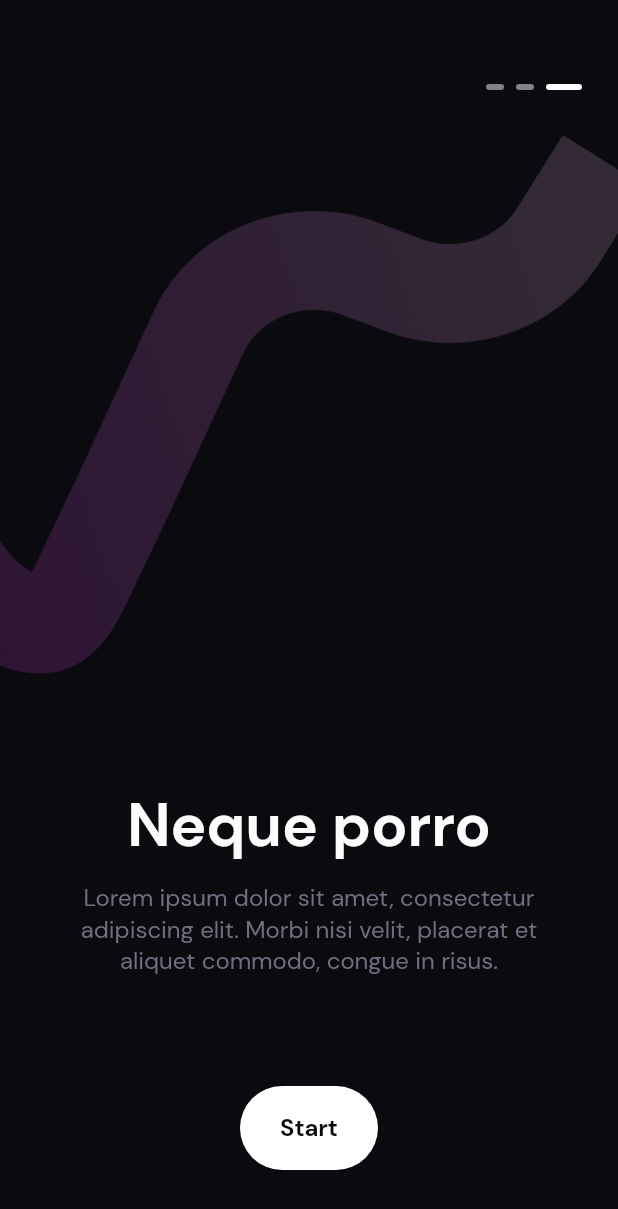
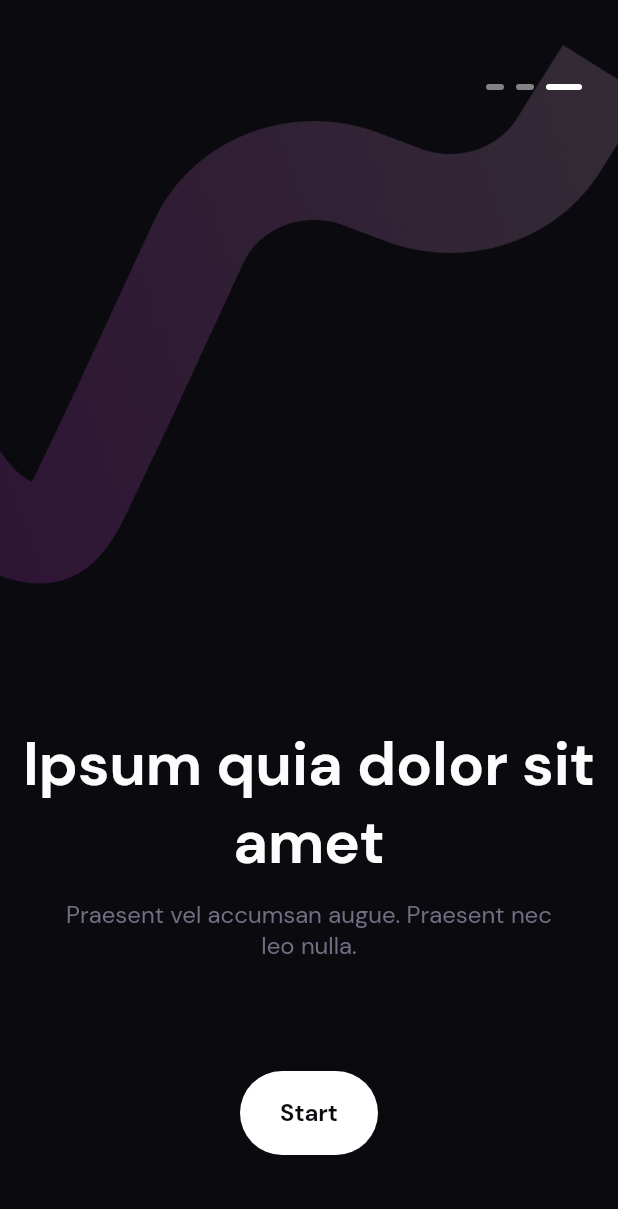
Before and after one commit to Abbie-n/flutter_challenge, a Flutter app: the screen it shows after launch, after a tap on "Skip", on a phone screen of 412 x 824 dp. Shown: the top 1209 px of the screen. Run offline on Flutter 3.47's test engine with Material 2 defaults, Android fonts, the phone set to English and light mode, and no system bars; our stand-ins replace bloc, equatable.

Commit message:
Made screen responsive to wider screens

```diff
--- a/lib/features/onboarding/presentation/pages/onboarding.dart
+++ b/lib/features/onboarding/presentation/pages/onboarding.dart
@@ -1,7 +1,6 @@
 import 'package:flutter/material.dart';
 import 'package:flutter/services.dart';
 import 'package:flutter_challenge/features/onboarding/presentation/widgets/onboarding_widget.dart';
-import 'package:flutter_challenge/shared/shared.dart';
 
 class OnboardingScreen extends StatelessWidget {
   const OnboardingScreen({Key? key}) : super(key: key);
@@ -11,6 +10,7 @@ class OnboardingScreen extends StatelessWidget {
     return const AnnotatedRegion<SystemUiOverlayStyle>(
       value: SystemUiOverlayStyle.light,
       child: Scaffold(
+        resizeToAvoidBottomInset: true,
         body: OnboardingWidget(),
       ),
     );
--- a/lib/features/onboarding/presentation/widgets/onboarding_widget.dart
+++ b/lib/features/onboarding/presentation/widgets/onboarding_widget.dart
@@ -23,12 +23,121 @@ class _OnboardingWidgetState extends State<OnboardingWidget> {
   void jumpToLast() => setState(() {
         index = 3;
       });
+
+  final List<String> titles = [
+    'Neque porro',
+    'Quisquam est qui dolorem',
+    'Ipsum quia dolor sit amet',
+  ];
+
+  final List<String> subtitles = [
+    'Lorem ipsum dolor sit amet, consectetur adipiscing elit. Morbi nisi velit, placerat et aliquet commodo, congue in risus.',
+    'Duis tristique sapien non leo bibendum, nec viverra sem mollis',
+    'Praesent vel accumsan augue. Praesent nec leo nulla.',
+  ];
+
   @override
   Widget build(BuildContext context) {
-    return Column(
-      crossAxisAlignment: CrossAxisAlignment.center,
+    return Stack(
       children: [
-        Padding(
+        SizedBox(
+          height: MediaQuery.of(context).size.height - 54,
+        ),
+        Positioned(
+          bottom: 0,
+          width: MediaQuery.of(context).size.width,
+          child: Column(
+            children: [
+              Align(
+                alignment: Alignment.bottomCenter,
+                child: Styles.bold(
+                  titles[index - 1],
+                  fontSize: 40,
+                  textAlign: TextAlign.center,
+                ),
+              ),
+              const YMargin(12),
+              Center(
+                child: Padding(
+                  padding: const EdgeInsets.symmetric(horizontal: 31),
+                  child: Styles.regular(
+                    subtitles[index - 1],
+                    fontSize: 16,
+                    color: AppColors.minTextColor,
+                    textAlign: TextAlign.center,
+                  ),
+                ),
+              ),
+              const YMargin(73),
+              if (index < maxLength!)
+                Container(
+                  width: 154,
+                  height: 64,
+                  padding: const EdgeInsets.all(20),
+                  margin: const EdgeInsets.symmetric(horizontal: 110),
+                  decoration: BoxDecoration(
+                    borderRadius: BorderRadius.circular(16),
+                    color: AppColors.darkPurple,
+                  ),
+                  child: Row(
+                    mainAxisAlignment: MainAxisAlignment.spaceBetween,
+                    children: [
+                      InkWell(
+                        onTap: () => onPrevious(),
+                        child: Image.asset(
+                          Constants.leftIcon,
+                          scale: 3.5,
+                          color: index == 1 ? AppColors.purple : null,
+                        ),
+                      ),
+                      Container(
+                        width: 2,
+                        height: 24,
+                        decoration: BoxDecoration(
+                          borderRadius: BorderRadius.circular(2),
+                          color: AppColors.purple,
+                        ),
+                      ),
+                      InkWell(
+                        onTap: () => onNext(),
+                        child: Image.asset(
+                          Constants.rightIcon,
+                          scale: 3.5,
+                          color: index == 3 ? AppColors.purple : null,
+                        ),
+                      ),
+                    ],
+                  ),
+                )
+              else
+                Container(
+                  margin: const EdgeInsets.symmetric(horizontal: 110),
+                  child: CustomButton(
+                    fontSize: 18,
+                    function: () => jumpToLast(),
+                    hasText: true,
+                    height: 56,
+                    width: 92,
+                    text: 'Start',
+                    buttonColor: AppColors.white,
+                    textColor: AppColors.primaryColor,
+                    horizontalPadding: 14,
+                  ),
+                ),
+            ],
+          ),
+        ),
+        ListView(
+          shrinkWrap: true,
+          children: [
+            const YMargin(30),
+            Image.asset('${Constants.bgIcon}$index'.toPng),
+          ],
+        ),
+        Positioned(
+          top: 0,
+          width: MediaQuery.of(context).size.width,
+          child: Padding(
             padding: const EdgeInsets.only(
               top: 44,
               right: 24,
@@ -59,82 +168,7 @@ class _OnboardingWidgetState extends State<OnboardingWidget> {
               ],
             ),
           ),
-        const YMargin(30),
-        Image.asset('${Constants.bgIcon}$index'.toPng),
-        Expanded(
-          child: Align(
-            alignment: Alignment.bottomCenter,
-            child: Styles.bold(
-              'Neque porro',
-              fontSize: 40,
         ),
-          ),
-        ),
-        const YMargin(12),
-        Center(
-          child: Padding(
-            padding: const EdgeInsets.symmetric(horizontal: 31),
-            child: Styles.regular(
-              'Lorem ipsum dolor sit amet, consectetur adipiscing elit. Morbi nisi velit, placerat et aliquet commodo, congue in risus.',
-              fontSize: 16,
-              color: AppColors.minTextColor,
-              textAlign: TextAlign.center,
-            ),
-          ),
-        ),
-        const YMargin(73),
-        if (index < maxLength!)
-          Container(
-            width: 154,
-            height: 64,
-            padding: const EdgeInsets.all(20),
-            decoration: BoxDecoration(
-              borderRadius: BorderRadius.circular(16),
-              color: AppColors.darkPurple,
-            ),
-            child: Row(
-              mainAxisAlignment: MainAxisAlignment.spaceBetween,
-              children: [
-                GestureDetector(
-                  onTap: () => onPrevious(),
-                  child: Image.asset(
-                    Constants.leftIcon,
-                    scale: 3.5,
-                    color: index == 1 ? AppColors.purple : null,
-                  ),
-                ),
-                Container(
-                  width: 2,
-                  height: 24,
-                  decoration: BoxDecoration(
-                    borderRadius: BorderRadius.circular(2),
-                    color: AppColors.purple,
-                  ),
-                ),
-                GestureDetector(
-                  onTap: () => onNext(),
-                  child: Image.asset(
-                    Constants.rightIcon,
-                    scale: 3.5,
-                    color: index == 3 ? AppColors.purple : null,
-                  ),
-                ),
-              ],
-            ),
-          )
-        else
-          CustomButton(
-            fontSize: 18,
-            function: () => jumpToLast(),
-            hasText: true,
-            height: 56,
-            width: 92,
-            text: 'Start',
-            buttonColor: AppColors.white,
-            textColor: AppColors.primaryColor,
-            horizontalPadding: 14,
-          ),
-        const YMargin(44),
       ],
     );
   }
--- a/lib/shared/texts.dart
+++ b/lib/shared/texts.dart
@@ -47,9 +47,11 @@ class Styles {
     String text, {
     double? fontSize,
     Color? color,
+    TextAlign? textAlign,
   }) {
     return Text(
       text,
+      textAlign: textAlign,
       style: TextStyle(
         fontSize: fontSize,
         fontWeight: FWt.bold,
```
Lines whose indentation alone changed are shown as unchanged.
